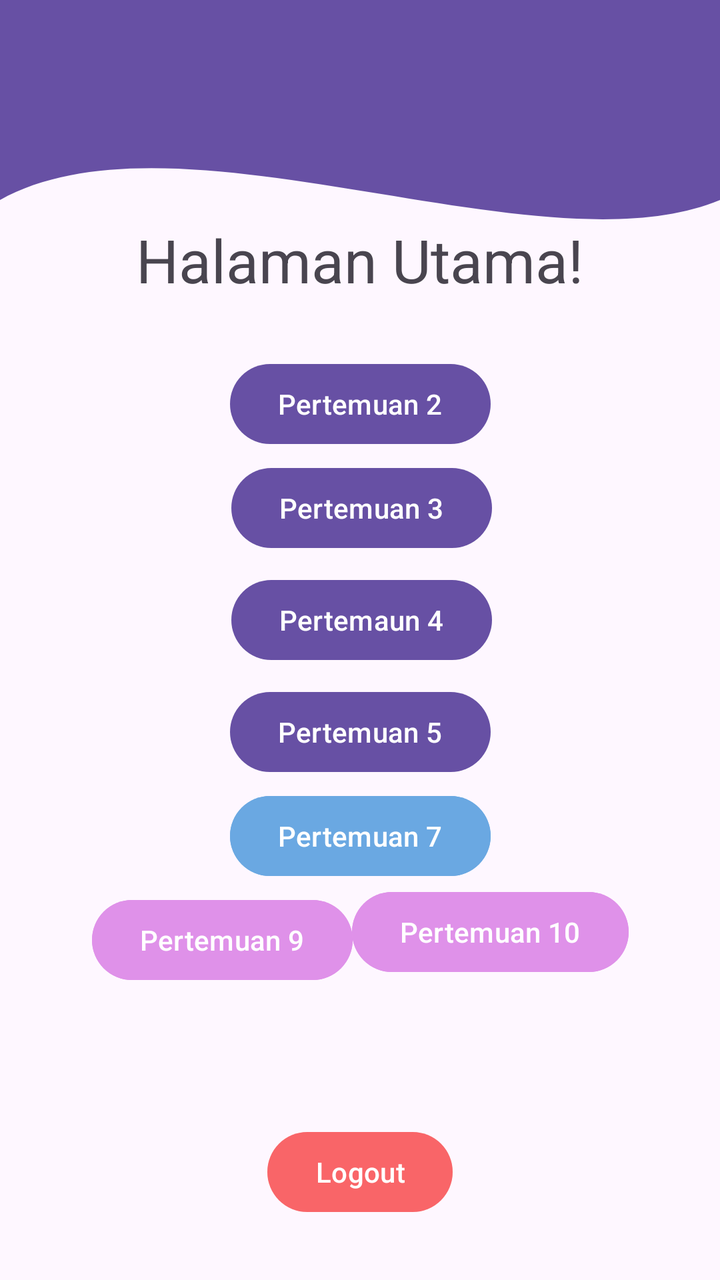
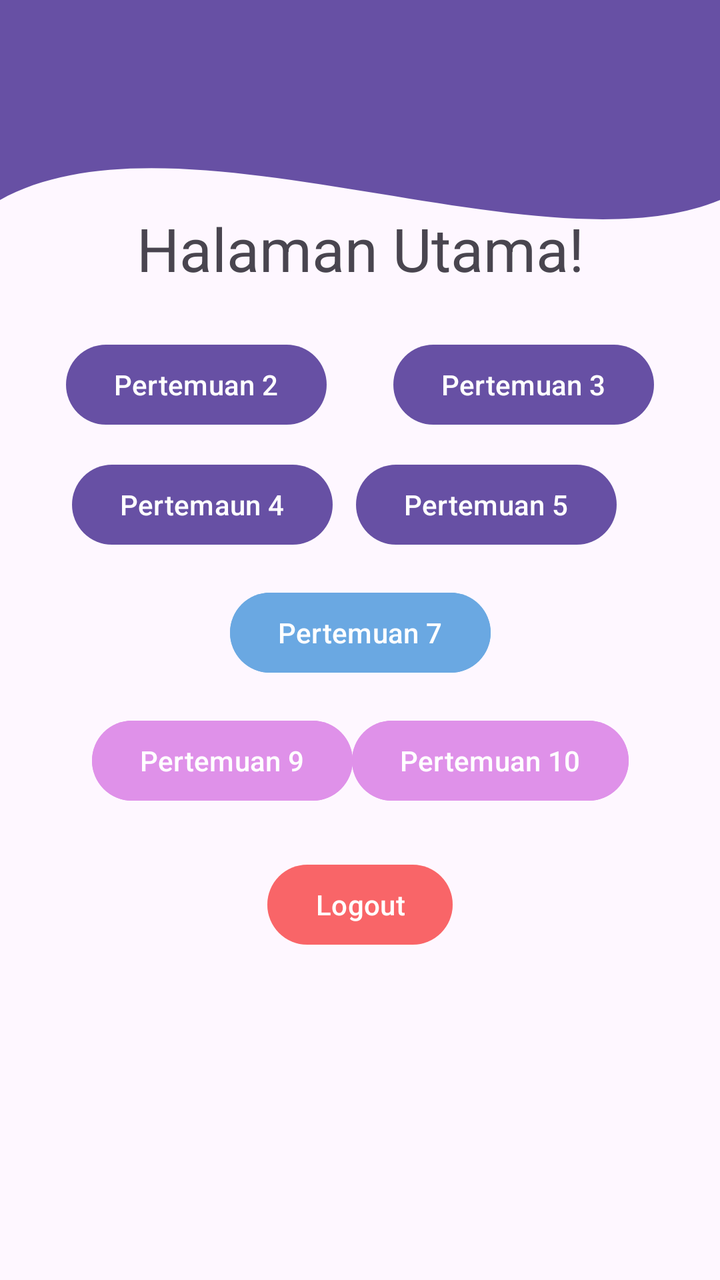

Before-and-after screenshots of an Android layout around one commit, followed by the original layout XML and the change that was made.
<!-- AndroidManifest.xml: application theme Theme.BungaApps -->
<!-- res/layout/fragment_home.xml -->
<?xml version="1.0" encoding="utf-8"?>
<androidx.constraintlayout.widget.ConstraintLayout xmlns:android="http://schemas.android.com/apk/res/android"
    xmlns:tools="http://schemas.android.com/tools"
    android:layout_width="match_parent"
    android:layout_height="match_parent"
    xmlns:app="http://schemas.android.com/apk/res-auto"
    tools:context=".Home.HomeFragment">

    <View
        android:id="@+id/background_header"
        android:layout_width="0dp"
        android:layout_height="250dp"
        android:background="@drawable/bg_header_wave"
        app:layout_constraintStart_toStartOf="parent"
        app:layout_constraintEnd_toEndOf="parent"
        app:layout_constraintTop_toTopOf="parent"/>

    <androidx.appcompat.widget.Toolbar
        android:id="@+id/toolbar"
        android:layout_width="match_parent"
        android:layout_height="?attr/actionBarSize"
        android:background="?attr/colorPrimary"
        android:titleTextColor="@android:color/white"
        app:layout_constraintEnd_toEndOf="parent"
        app:layout_constraintStart_toStartOf="parent"
        app:layout_constraintTop_toTopOf="parent"
        app:layout_scrollFlags="scroll|enterAlways" />


    
    <TextView
        android:id="@+id/textView"
        android:layout_width="wrap_content"
        android:layout_height="wrap_content"
        android:text="Halaman Utama!"
        android:textSize="30sp"
        app:layout_constraintBottom_toBottomOf="parent"
        app:layout_constraintEnd_toEndOf="parent"
        app:layout_constraintHorizontal_bias="0.498"
        app:layout_constraintStart_toStartOf="parent"
        app:layout_constraintTop_toTopOf="parent"
        app:layout_constraintVertical_bias="0.183" />

    <Button
        android:id="@+id/btnToFourth"
        android:layout_width="wrap_content"
        android:layout_height="wrap_content"
        android:layout_marginTop="28dp"
        android:text="Pertemuan 2"
        app:layout_constraintEnd_toEndOf="parent"
        app:layout_constraintStart_toStartOf="parent"
        app:layout_constraintTop_toBottomOf="@+id/textView" />

    <Button
        android:id="@+id/btnLogout"
        android:layout_width="wrap_content"
        android:layout_height="wrap_content"
        android:layout_marginTop="120dp"
        android:backgroundTint="#5CF40000"
        android:text="Logout"
        app:layout_constraintEnd_toEndOf="parent"
        app:layout_constraintStart_toStartOf="parent"
        app:layout_constraintTop_toBottomOf="@+id/button4" />

    <Button
        android:id="@+id/button"
        android:layout_width="wrap_content"
        android:layout_height="wrap_content"
        android:layout_marginTop="4dp"
        android:text="Pertemuan 3"
        app:layout_constraintEnd_toEndOf="parent"
        app:layout_constraintHorizontal_bias="0.503"
        app:layout_constraintStart_toStartOf="parent"
        app:layout_constraintTop_toBottomOf="@+id/btnToFourth" />

    <Button
        android:id="@+id/button2"
        android:layout_width="wrap_content"
        android:layout_height="wrap_content"
        android:layout_marginTop="8dp"
        android:text="Pertemaun 4"
        app:layout_constraintEnd_toEndOf="parent"
        app:layout_constraintHorizontal_bias="0.503"
        app:layout_constraintStart_toStartOf="parent"
        app:layout_constraintTop_toBottomOf="@+id/button" />

    <Button
        android:id="@+id/button3"
        android:layout_width="wrap_content"
        android:layout_height="wrap_content"
        android:layout_marginTop="8dp"
        android:text="Pertemuan 5"
        app:layout_constraintEnd_toEndOf="parent"
        app:layout_constraintStart_toStartOf="parent"
        app:layout_constraintTop_toBottomOf="@+id/button2" />

    <Button
        android:id="@+id/button4"
        android:layout_width="wrap_content"
        android:layout_height="wrap_content"
        android:layout_marginTop="4dp"
        android:backgroundTint="@color/biru"
        android:text="Pertemuan 7"
        app:layout_constraintEnd_toEndOf="parent"
        app:layout_constraintStart_toStartOf="parent"
        app:layout_constraintTop_toBottomOf="@+id/button3" />

    <Button
        android:id="@+id/button5"
        android:layout_width="wrap_content"
        android:layout_height="wrap_content"
        android:layout_marginTop="4dp"
        android:backgroundTint="@color/Pink"
        android:text="Pertemuan 9"
        app:layout_constraintEnd_toEndOf="parent"
        app:layout_constraintHorizontal_bias="0.2"
        app:layout_constraintStart_toStartOf="parent"
        app:layout_constraintTop_toBottomOf="@+id/button4" />

    <Button
        android:id="@+id/button6"
        android:layout_width="wrap_content"
        android:layout_height="wrap_content"
        android:backgroundTint="@color/Pink"
        android:text="Pertemuan 10"
        app:layout_constraintEnd_toEndOf="parent"
        app:layout_constraintHorizontal_bias="0.794"
        app:layout_constraintStart_toStartOf="parent"
        app:layout_constraintTop_toBottomOf="@+id/button4" />

</androidx.constraintlayout.widget.ConstraintLayout>
<!-- resources referenced by this layout -->
<resources>
  <color name="Pink">#DF91E9</color>
  <color name="biru">#6AA8E2</color>
  <!-- drawable bg_header_wave (drawable) -->
  <vector xmlns:android="http://schemas.android.com/apk/res/android"
      android:width="100dp"
      android:height="100dp"
      android:viewportWidth="100"
      android:viewportHeight="100">
  
      
      <path
          android:fillColor="?attr/colorPrimary"
          android:pathData="
              M0,0
              L100,0
              L100,40
              C 75,55
                25,20
                0,40
              Z" />
  </vector>
  <style name="Theme.BungaApps" parent="Base.Theme.BungaApps" />
  <style name="Base.Theme.BungaApps" parent="Theme.Material3.DayNight.NoActionBar">
          
          
      </style>
</resources>

<!-- the commit's change to res/layout/fragment_home.xml (unified diff, before → after) -->
@@ -11,9 +11,9 @@
         android:layout_width="0dp"
         android:layout_height="250dp"
         android:background="@drawable/bg_header_wave"
+        app:layout_constraintEnd_toEndOf="parent"
         app:layout_constraintStart_toStartOf="parent"
-        app:layout_constraintEnd_toEndOf="parent"
-        app:layout_constraintTop_toTopOf="parent"/>
+        app:layout_constraintTop_toTopOf="parent" />
 
     <androidx.appcompat.widget.Toolbar
         android:id="@+id/toolbar"
@@ -23,109 +23,134 @@
         android:titleTextColor="@android:color/white"
         app:layout_constraintEnd_toEndOf="parent"
         app:layout_constraintStart_toStartOf="parent"
-        app:layout_constraintTop_toTopOf="parent"
-        app:layout_scrollFlags="scroll|enterAlways" />
+        app:layout_constraintTop_toTopOf="parent" />
 
-
-    
-    <TextView
-        android:id="@+id/textView"
-        android:layout_width="wrap_content"
-        android:layout_height="wrap_content"
-        android:text="Halaman Utama!"
-        android:textSize="30sp"
+    <androidx.core.widget.NestedScrollView
+        android:layout_width="0dp"
+        android:layout_height="0dp"
+        android:fillViewport="true"
         app:layout_constraintBottom_toBottomOf="parent"
         app:layout_constraintEnd_toEndOf="parent"
-        app:layout_constraintHorizontal_bias="0.498"
         app:layout_constraintStart_toStartOf="parent"
-        app:layout_constraintTop_toTopOf="parent"
-        app:layout_constraintVertical_bias="0.183" />
+        app:layout_constraintTop_toBottomOf="@+id/toolbar">
 
-    <Button
-        android:id="@+id/btnToFourth"
-        android:layout_width="wrap_content"
-        android:layout_height="wrap_content"
-        android:layout_marginTop="28dp"
-        android:text="Pertemuan 2"
-        app:layout_constraintEnd_toEndOf="parent"
-        app:layout_constraintStart_toStartOf="parent"
-        app:layout_constraintTop_toBottomOf="@+id/textView" />
+        <androidx.constraintlayout.widget.ConstraintLayout
+            android:layout_width="match_parent"
+            android:layout_height="wrap_content"
+            android:paddingBottom="24dp">
 
-    <Button
-        android:id="@+id/btnLogout"
-        android:layout_width="wrap_content"
-        android:layout_height="wrap_content"
-        android:layout_marginTop="120dp"
-        android:backgroundTint="#5CF40000"
-        android:text="Logout"
-        app:layout_constraintEnd_toEndOf="parent"
-        app:layout_constraintStart_toStartOf="parent"
-        app:layout_constraintTop_toBottomOf="@+id/button4" />
+            <TextView
+                android:id="@+id/textView"
+                android:layout_width="wrap_content"
+                android:layout_height="wrap_content"
+                android:layout_marginTop="40dp"
+                android:text="Halaman Utama!"
+                android:textSize="30sp"
+                app:layout_constraintEnd_toEndOf="parent"
+                app:layout_constraintStart_toStartOf="parent"
+                app:layout_constraintTop_toTopOf="parent" />
 
-    <Button
-        android:id="@+id/button"
-        android:layout_width="wrap_content"
-        android:layout_height="wrap_content"
-        android:layout_marginTop="4dp"
-        android:text="Pertemuan 3"
-        app:layout_constraintEnd_toEndOf="parent"
-        app:layout_constraintHorizontal_bias="0.503"
-        app:layout_constraintStart_toStartOf="parent"
-        app:layout_constraintTop_toBottomOf="@+id/btnToFourth" />
+            <Button
+                android:id="@+id/btnToFourth"
+                android:layout_width="wrap_content"
+                android:layout_height="wrap_content"
+                android:layout_marginTop="24dp"
+                android:text="Pertemuan 2"
+                app:layout_constraintEnd_toStartOf="@+id/button"
+                app:layout_constraintHorizontal_bias="0.157"
+                app:layout_constraintStart_toStartOf="parent"
+                app:layout_constraintTop_toBottomOf="@+id/textView" />
 
-    <Button
-        android:id="@+id/button2"
-        android:layout_width="wrap_content"
-        android:layout_height="wrap_content"
-        android:layout_marginTop="8dp"
-        android:text="Pertemaun 4"
-        app:layout_constraintEnd_toEndOf="parent"
-        app:layout_constraintHorizontal_bias="0.503"
-        app:layout_constraintStart_toStartOf="parent"
-        app:layout_constraintTop_toBottomOf="@+id/button" />
+            <Button
+                android:id="@+id/button"
+                android:layout_width="wrap_content"
+                android:layout_height="wrap_content"
+                android:layout_marginTop="24dp"
+                android:text="Pertemuan 3"
+                app:layout_constraintEnd_toEndOf="parent"
+                app:layout_constraintStart_toEndOf="@+id/btnToFourth"
+                app:layout_constraintTop_toBottomOf="@+id/textView" />
 
-    <Button
-        android:id="@+id/button3"
-        android:layout_width="wrap_content"
-        android:layout_height="wrap_content"
-        android:layout_marginTop="8dp"
-        android:text="Pertemuan 5"
-        app:layout_constraintEnd_toEndOf="parent"
-        app:layout_constraintStart_toStartOf="parent"
-        app:layout_constraintTop_toBottomOf="@+id/button2" />
+            <Button
+                android:id="@+id/button2"
+                android:layout_width="wrap_content"
+                android:layout_height="wrap_content"
+                android:layout_marginTop="12dp"
+                android:text="Pertemaun 4"
+                app:layout_constraintHorizontal_bias="0.157"
+                app:layout_constraintStart_toStartOf="parent"
+                app:layout_constraintEnd_toEndOf="parent"
+                app:layout_constraintTop_toBottomOf="@+id/btnToFourth" />
 
-    <Button
-        android:id="@+id/button4"
-        android:layout_width="wrap_content"
-        android:layout_height="wrap_content"
-        android:layout_marginTop="4dp"
-        android:backgroundTint="@color/biru"
-        android:text="Pertemuan 7"
-        app:layout_constraintEnd_toEndOf="parent"
-        app:layout_constraintStart_toStartOf="parent"
-        app:layout_constraintTop_toBottomOf="@+id/button3" />
+            <Button
+                android:id="@+id/button3"
+                android:layout_width="wrap_content"
+                android:layout_height="wrap_content"
+                android:layout_marginTop="12dp"
+                android:text="Pertemuan 5"
+                app:layout_constraintEnd_toEndOf="parent"
+                app:layout_constraintHorizontal_bias="0.775"
+                app:layout_constraintStart_toStartOf="parent"
+                app:layout_constraintTop_toBottomOf="@+id/button" />
 
-    <Button
-        android:id="@+id/button5"
-        android:layout_width="wrap_content"
-        android:layout_height="wrap_content"
-        android:layout_marginTop="4dp"
-        android:backgroundTint="@color/Pink"
-        android:text="Pertemuan 9"
-        app:layout_constraintEnd_toEndOf="parent"
-        app:layout_constraintHorizontal_bias="0.2"
-        app:layout_constraintStart_toStartOf="parent"
-        app:layout_constraintTop_toBottomOf="@+id/button4" />
+            <Button
+                android:id="@+id/button4"
+                android:layout_width="wrap_content"
+                android:layout_height="wrap_content"
+                android:layout_marginTop="16dp"
+                android:backgroundTint="@color/biru"
+                android:text="Pertemuan 7"
+                app:layout_constraintEnd_toEndOf="parent"
+                app:layout_constraintStart_toStartOf="parent"
+                app:layout_constraintTop_toBottomOf="@+id/button3" />
 
-    <Button
-        android:id="@+id/button6"
-        android:layout_width="wrap_content"
-        android:layout_height="wrap_content"
-        android:backgroundTint="@color/Pink"
-        android:text="Pertemuan 10"
-        app:layout_constraintEnd_toEndOf="parent"
-        app:layout_constraintHorizontal_bias="0.794"
-        app:layout_constraintStart_toStartOf="parent"
-        app:layout_constraintTop_toBottomOf="@+id/button4" />
+            <Button
+                android:id="@+id/button5"
+                android:layout_width="wrap_content"
+                android:layout_height="wrap_content"
+                android:layout_marginTop="16dp"
+                android:backgroundTint="@color/Pink"
+                android:text="Pertemuan 9"
+                app:layout_constraintEnd_toEndOf="parent"
+                app:layout_constraintHorizontal_bias="0.2"
+                app:layout_constraintStart_toStartOf="parent"
+                app:layout_constraintTop_toBottomOf="@+id/button4" />
+
+            <Button
+                android:id="@+id/button6"
+                android:layout_width="wrap_content"
+                android:layout_height="wrap_content"
+                android:layout_marginTop="16dp"
+                android:backgroundTint="@color/Pink"
+                android:text="Pertemuan 10"
+                app:layout_constraintEnd_toEndOf="parent"
+                app:layout_constraintHorizontal_bias="0.794"
+                app:layout_constraintStart_toStartOf="parent"
+                app:layout_constraintTop_toBottomOf="@+id/button4" />
+
+            <Button
+                android:id="@+id/btnLogout"
+                android:layout_width="wrap_content"
+                android:layout_height="wrap_content"
+                android:layout_marginTop="24dp"
+                android:backgroundTint="#5CF40000"
+                android:text="Logout"
+                app:layout_constraintEnd_toEndOf="parent"
+                app:layout_constraintStart_toStartOf="parent"
+                app:layout_constraintTop_toBottomOf="@+id/button5" />
+
+            <androidx.recyclerview.widget.RecyclerView
+                android:id="@+id/rvGallery"
+                android:layout_width="match_parent"
+                android:layout_height="wrap_content"
+                android:layout_marginTop="24dp"
+                android:padding="8dp"
+                android:nestedScrollingEnabled="false"
+                app:layout_constraintEnd_toEndOf="parent"
+                app:layout_constraintStart_toStartOf="parent"
+                app:layout_constraintTop_toBottomOf="@+id/btnLogout" />
+
+        </androidx.constraintlayout.widget.ConstraintLayout>
+    </androidx.core.widget.NestedScrollView>
 
 </androidx.constraintlayout.widget.ConstraintLayout>
